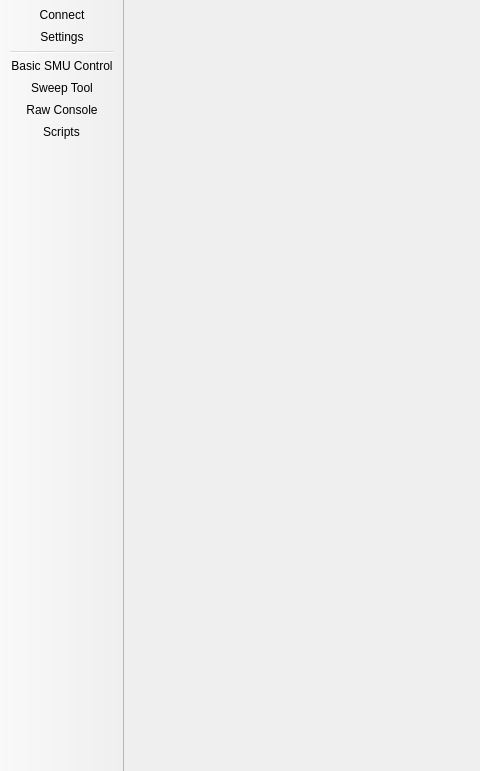
Old version of the form forms/maingui.ui in the repository schwemmdx/keithley-tool; both pictures show x 0 to 480 and y 0 to 771 of the 1418 by 771 pixel window.
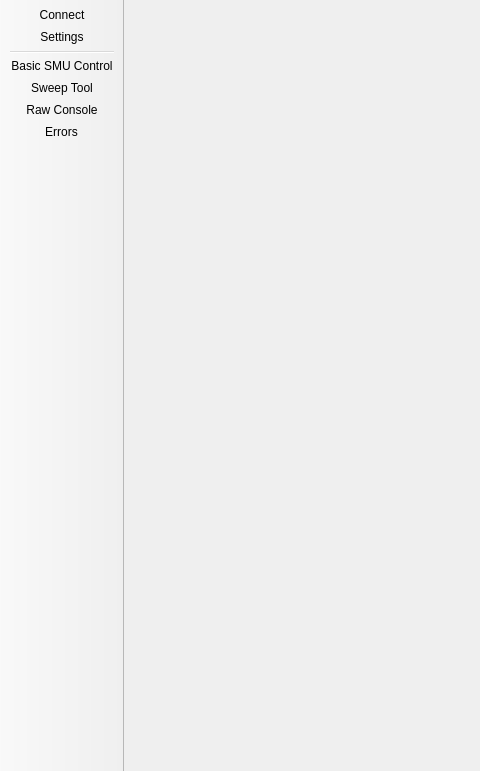
New version of the form. Icons and pictures are not drawn.

Commit message: added action for widget Error toggle

```diff
--- a/forms/maingui.ui
+++ b/forms/maingui.ui
@@ -75,7 +75,7 @@
    <addaction name="actionBasic_SMU_Control"/>
    <addaction name="actionSweep_Tool"/>
    <addaction name="actionRaw_Console"/>
-   <addaction name="actionScripts"/>
+   <addaction name="actionErrors"/>
   </widget>
   <action name="actionConnect">
    <property name="checkable">
@@ -105,15 +105,6 @@
     <string>Raw Console</string>
    </property>
   </action>
-  <action name="actionScripts">
-   <property name="icon">
-    <iconset resource="../materials.qrc">
-     <normaloff>:/materials/materials/skript.png</normaloff>:/materials/materials/skript.png</iconset>
-   </property>
-   <property name="text">
-    <string>Scripts</string>
-   </property>
-  </action>
   <action name="actionSettings">
    <property name="icon">
     <iconset resource="../materials.qrc">
@@ -149,6 +140,15 @@
     <string>Sweep Tool</string>
    </property>
   </action>
+  <action name="actionErrors">
+   <property name="icon">
+    <iconset resource="../materials.qrc">
+     <normaloff>:/materials/materials/fehler.png</normaloff>:/materials/materials/fehler.png</iconset>
+   </property>
+   <property name="text">
+    <string>Errors</string>
+   </property>
+  </action>
  </widget>
  <resources>
   <include location="../materials.qrc"/>
```
Left out of the diff: 3 changed lines with no effect on the pictures.
